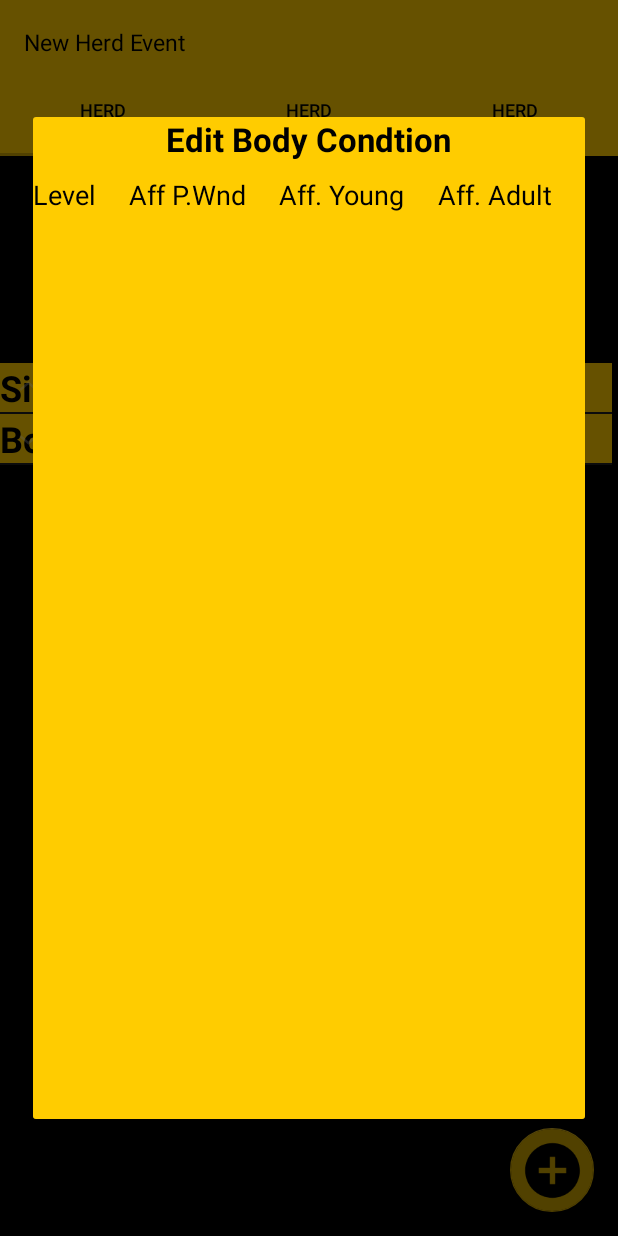
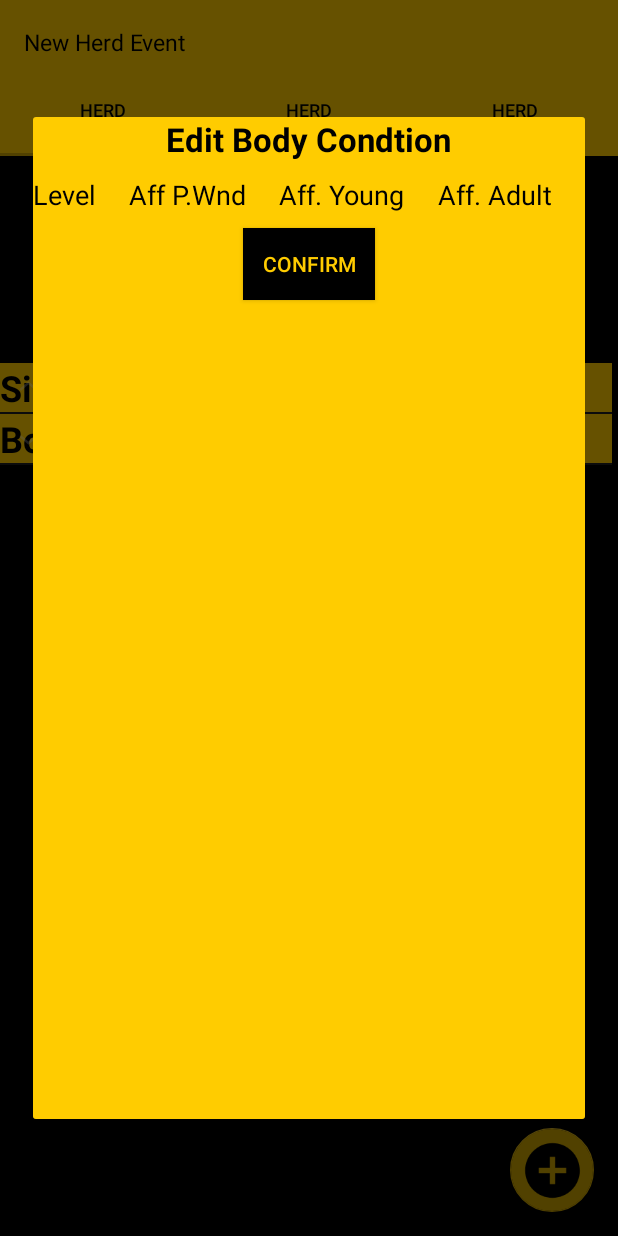
Before and after one commit to drgennaroimperatore/HerdManager, an Android app: the AddHeardHealthEventFragment screen opened directly, with no data from a screen before it, after a tap on an icon or button, on a phone screen of 412 x 824 dp. Run offline under Robolectric (Android 15) with nearby library versions, the phone set to English and light mode, and no system bars; our stand-ins replace Room's generated code; 4 statements that could not run were skipped.

Commit message:
fixed ui for BodyConditionDialog + preparing to send values to fragment

```diff
--- a/app/src/main/java/com/ilri/herdmanager/database/entities/HerdDao.java
+++ b/app/src/main/java/com/ilri/herdmanager/database/entities/HerdDao.java
@@ -53,6 +53,13 @@ public interface HerdDao {
 
     @Query("SELECT * FROM BodyCondition WHERE BodyCondition.species=:species")
     List<BodyCondition> getBodyConditionBySpecies(String species);
+
+    @Query("SELECT * FROM BodyCondition WHERE ID=:id LIMIT 1")
+    BodyCondition getBodyConditionFromID(int id);
+
+    @Query("SELECT ID FROM BodyCondition WHERE stage=:level AND species=:species LIMIT 1")
+    int getBodyConditionIDFromStageAndSpecies(int level, String species);
+
 
     @Query("SELECT * FROM BodyConditionForHealthEvent WHERE healthEventID=:healthEventID LIMIT 1")
     BodyConditionForHealthEvent getBodyConditionByHealthEventID(int healthEventID);
--- a/app/src/main/res/layout/dialog_body_condition.xml
+++ b/app/src/main/res/layout/dialog_body_condition.xml
@@ -54,4 +54,13 @@
 
     </TableLayout>
     </LinearLayout>
+
+    <Button
+        android:layout_width="wrap_content"
+        android:layout_height="wrap_content"
+        android:layout_gravity="center_horizontal"
+        android:background="@color/black"
+        android:text="confirm"
+        android:textColor="@color/colorPrimary"
+        android:layout_marginTop="10dp"></Button>
 </LinearLayout>
```
Also changed, not shown: app/src/main/java/com/ilri/herdmanager/ui/customui/BodyConditionDialogRowContainer.java (+68 -5 lines), app/src/main/java/com/ilri/herdmanager/ui/dialogs/BodyConditionDialog.java (+17 -0 lines).
